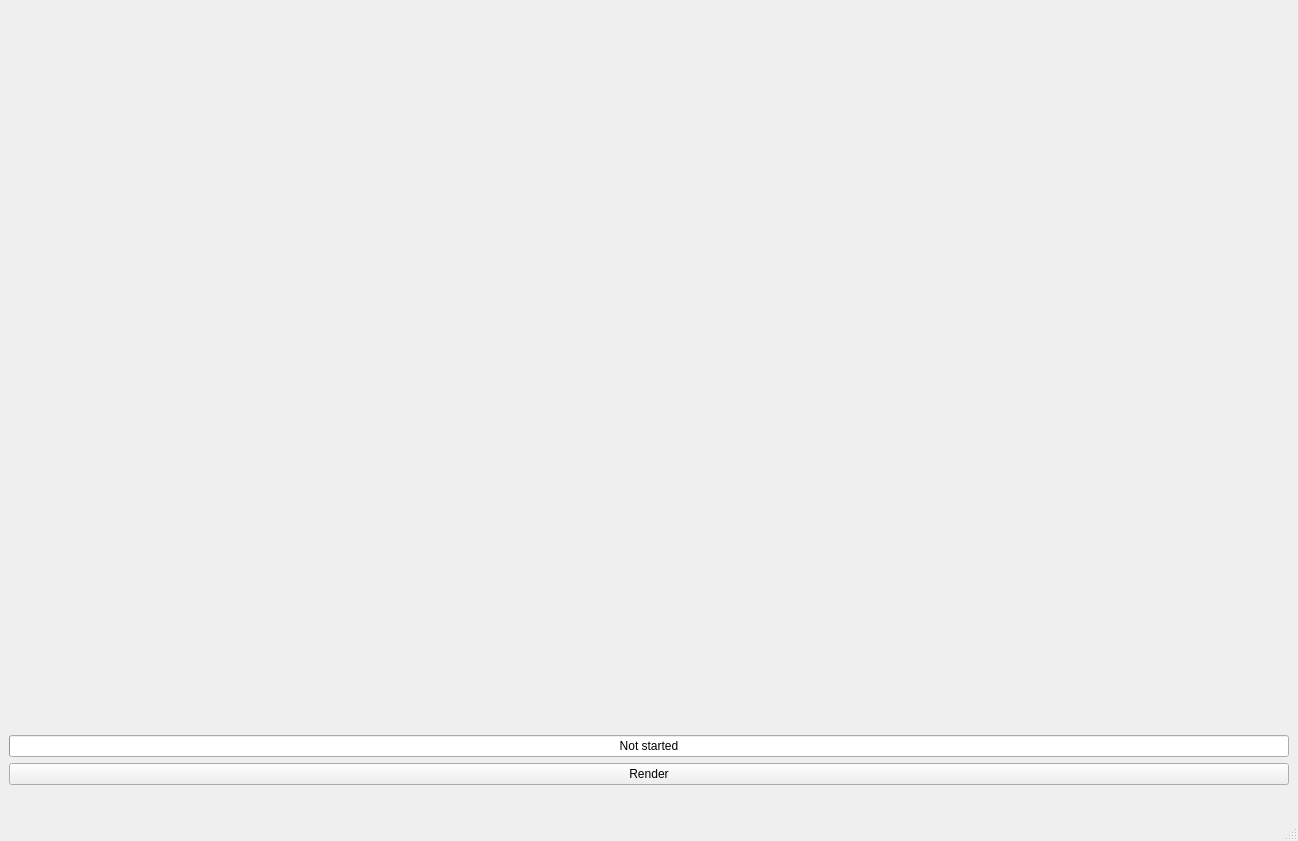
Before: the Qt Designer form mainwindow.ui in azais-corentin/RayTracing, drawn with Qt 5.
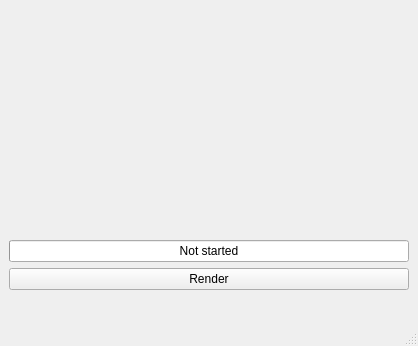
After: the same form once the commit is applied.

What changed in the file:
```diff
--- a/mainwindow.ui
+++ b/mainwindow.ui
@@ -2,14 +2,6 @@
 <ui version="4.0">
  <class>MainWindow</class>
  <widget class="QMainWindow" name="MainWindow">
-  <property name="geometry">
-   <rect>
-    <x>0</x>
-    <y>0</y>
-    <width>1298</width>
-    <height>841</height>
-   </rect>
-  </property>
   <property name="sizePolicy">
    <sizepolicy hsizetype="Fixed" vsizetype="Fixed">
     <horstretch>0</horstretch>
@@ -18,14 +10,14 @@
   </property>
   <property name="minimumSize">
    <size>
-    <width>1298</width>
-    <height>841</height>
+    <width>418</width>
+    <height>346</height>
    </size>
   </property>
   <property name="maximumSize">
    <size>
-    <width>1298</width>
-    <height>841</height>
+    <width>418</width>
+    <height>346</height>
    </size>
   </property>
   <property name="windowTitle">
@@ -59,14 +51,14 @@
       </property>
       <property name="minimumSize">
        <size>
-        <width>1280</width>
-        <height>720</height>
+        <width>400</width>
+        <height>225</height>
        </size>
       </property>
       <property name="maximumSize">
        <size>
-        <width>1280</width>
-        <height>720</height>
+        <width>400</width>
+        <height>225</height>
        </size>
       </property>
      </widget>
```
Left out of the diff: 2 changed lines with no effect on the pictures.
